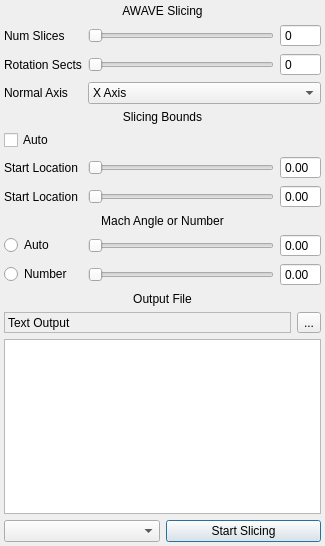
Above: src/qt_screens/AwaveScreen.ui from ramcdona/OpenVSP before the change. Below: the same form after it.
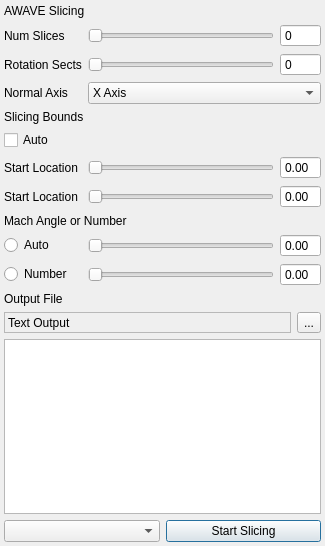
That is the form after the change.

Commit message: Label alignment is handled by the style sheets.

```diff
--- a/src/qt_screens/AwaveScreen.ui
+++ b/src/qt_screens/AwaveScreen.ui
@@ -204,9 +204,6 @@
      <property name="text">
       <string>AWAVE Slicing</string>
      </property>
-     <property name="alignment">
-      <set>Qt::AlignCenter</set>
-     </property>
     </widget>
    </item>
    <item row="2" column="1">
@@ -221,9 +218,6 @@
      <property name="text">
       <string>Slicing Bounds</string>
      </property>
-     <property name="alignment">
-      <set>Qt::AlignCenter</set>
-     </property>
     </widget>
    </item>
    <item row="8" column="0">
@@ -255,9 +249,6 @@
      <property name="text">
       <string>Mach Angle or Number</string>
      </property>
-     <property name="alignment">
-      <set>Qt::AlignCenter</set>
-     </property>
     </widget>
    </item>
    <item row="12" column="0" colspan="3">
@@ -265,9 +256,6 @@
      <property name="text">
       <string>Output File</string>
      </property>
-     <property name="alignment">
-      <set>Qt::AlignCenter</set>
-     </property>
     </widget>
    </item>
    <item row="10" column="0">
```
The commit also changes 3 other files.
